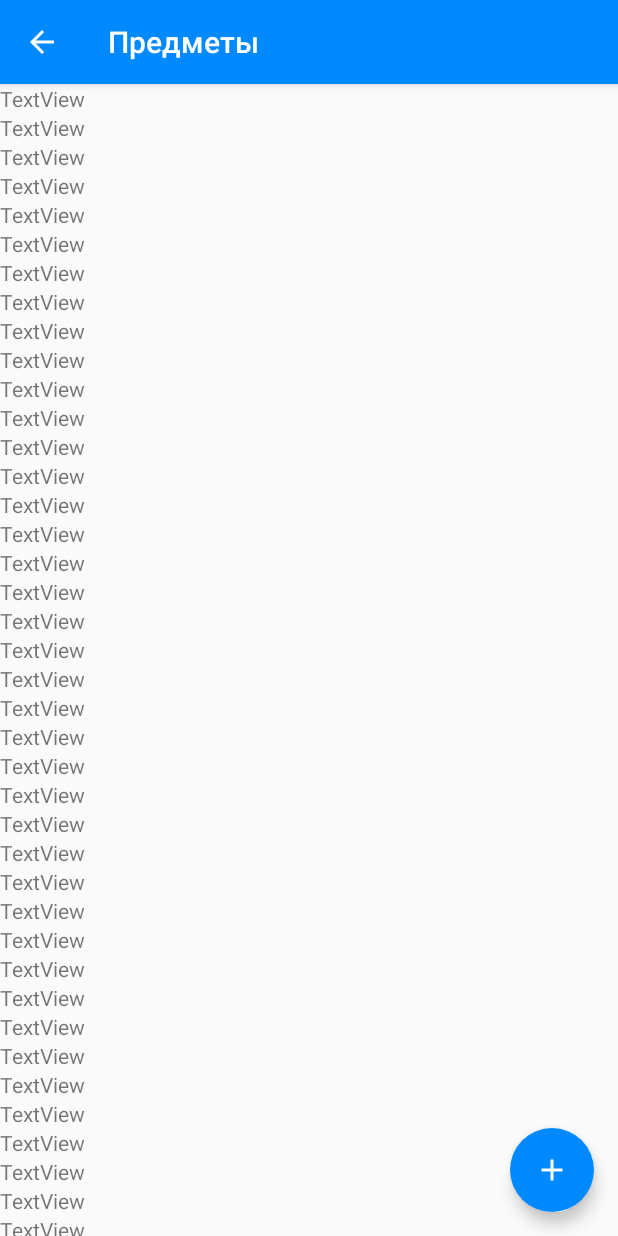
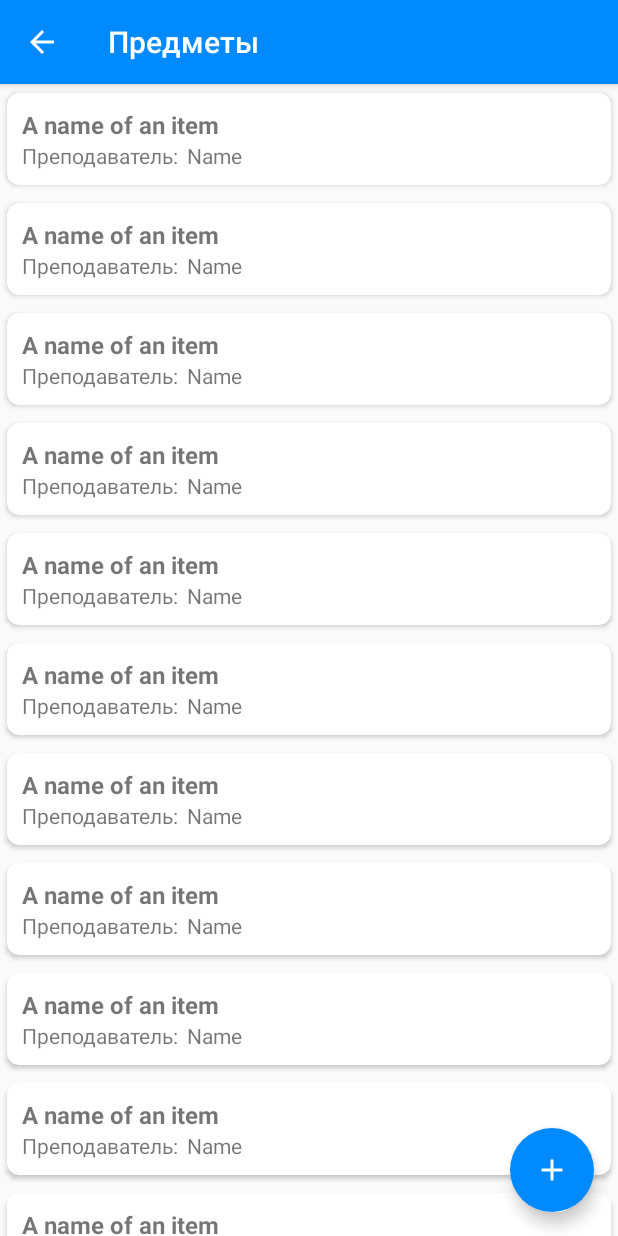
Before and after one commit to ShiryaevNikolay/MyApplicationTimeTable, an Android app: the ListItemsActivity screen opened directly, with no data from a screen before it, on a phone screen of 412 x 824 dp. Run offline under Robolectric (Android 15) with nearby library versions, the phone set to English and light mode, and no system bars.

Commit message:
Change the list item style

```diff
--- a/app/src/main/res/drawable/style_btn.xml
+++ /dev/null
@@ -1,10 +0,0 @@
-<?xml version="1.0" encoding="utf-8"?>
-<shape
-    xmlns:android="http://schemas.android.com/apk/res/android">
-
-    <solid
-        android:color="@color/colorPrimary"/>
-
-    <corners
-        android:radius="10dp"/>
-</shape>
--- a/app/src/main/res/layout/content_list_items.xml
+++ b/app/src/main/res/layout/content_list_items.xml
@@ -11,7 +11,6 @@
     <androidx.recyclerview.widget.RecyclerView
         android:id="@+id/recyclerView"
         android:layout_width="match_parent"
-        android:layout_height="wrap_content"
-        android:layout_below="@+id/toolbar_add_items"/>
+        android:layout_height="match_parent"/>
 
 </RelativeLayout>
--- a/app/src/main/res/layout/recyclerview_item.xml
+++ b/app/src/main/res/layout/recyclerview_item.xml
@@ -1,18 +1,43 @@
 <?xml version="1.0" encoding="utf-8"?>
 <FrameLayout xmlns:android="http://schemas.android.com/apk/res/android"
-    android:orientation="vertical" android:layout_width="match_parent"
+    xmlns:app="http://schemas.android.com/apk/res-auto"
+    android:orientation="vertical"
+    android:layout_width="match_parent"
     android:layout_height="wrap_content">
 
-    <TextView
-        android:id="@+id/tv_number_item"
+    <androidx.cardview.widget.CardView
         android:layout_width="match_parent"
         android:layout_height="wrap_content"
-        android:text="TextView"
-        android:layout_gravity="center_vertical|start"/>
+        app:cardElevation="2dp"
+        app:cardCornerRadius="8dp"
+        app:cardUseCompatPadding="true">
 
-    <TextView
-        android:id="@+id/tv_view_holder_item"
-        android:layout_width="match_parent"
-        android:layout_height="wrap_content"
-        android:layout_gravity="center_vertical|end"/>
+        <RelativeLayout
+            android:layout_width="match_parent"
+            android:layout_height="match_parent"
+            android:padding="10dp">
+
+            <TextView
+                android:id="@+id/rv_card_item"
+                android:layout_width="match_parent"
+                android:layout_height="wrap_content"
+                android:text="A name of an item"
+                android:textSize="16sp"
+                android:textStyle="bold"/>
+            <TextView
+                android:id="@+id/rv_card_teacher"
+                android:layout_width="wrap_content"
+                android:layout_height="wrap_content"
+                android:text="Преподаватель:"
+                android:layout_below="@+id/rv_card_item"/>
+            <TextView
+                android:layout_width="wrap_content"
+                android:layout_height="wrap_content"
+                android:text="Name"
+                android:layout_below="@+id/rv_card_item"
+                android:layout_toEndOf="@+id/rv_card_teacher"
+                android:layout_marginStart="5dp"/>
+        </RelativeLayout>
+
+    </androidx.cardview.widget.CardView>
 </FrameLayout>
```
